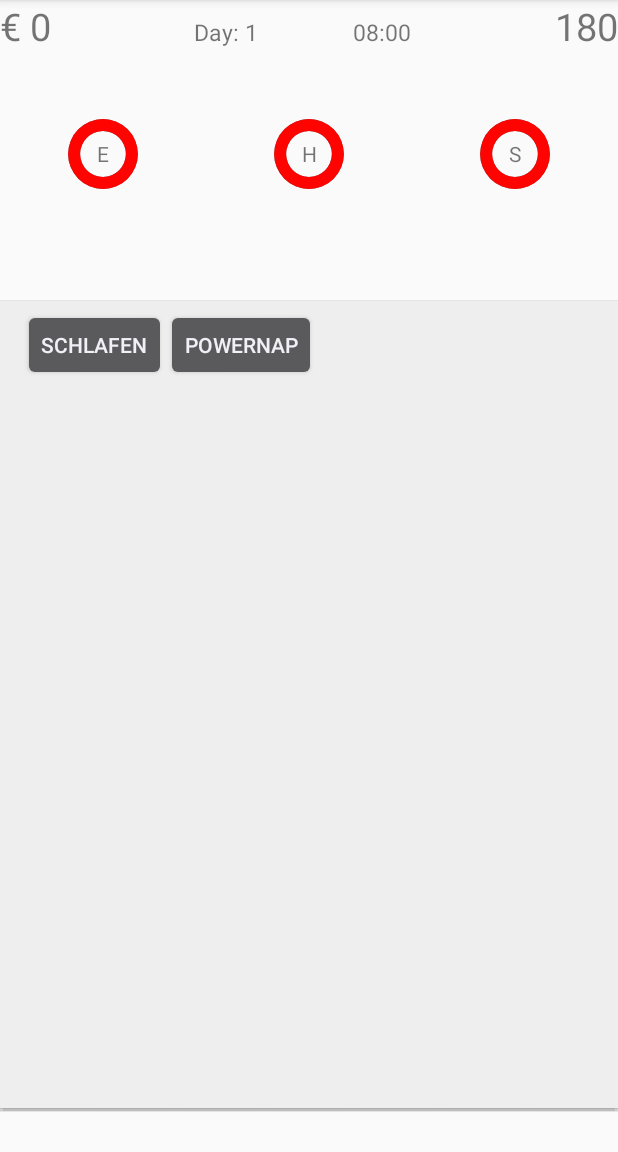
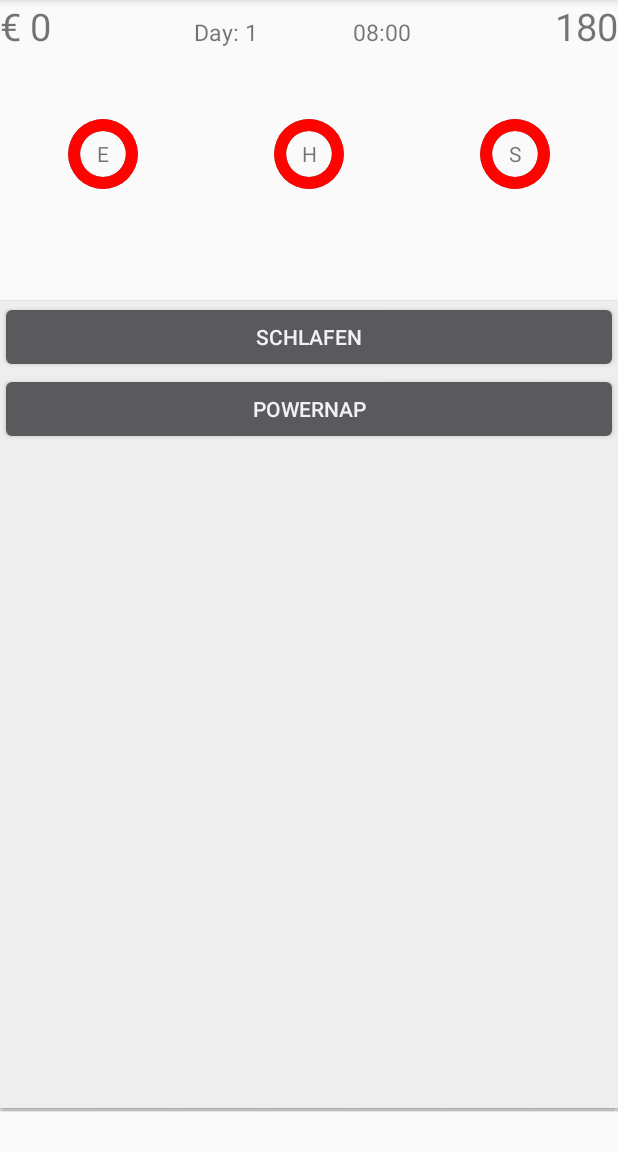
Before and after one commit to fkarne/student_simulator_2018, an Android app: the MainPageActivity screen opened directly, with no data from a screen before it, after a tap on an icon or button, on a phone screen of 412 x 824 dp, the part 84-1236 px from its top. Run offline under Robolectric (Android 15) with nearby library versions, the phone set to English and light mode, and no system bars.

Commit message:
[TB, CS] rearranged activity buttons

```diff
--- a/a_students_life/app/src/main/res/layout/popup_energy.xml
+++ b/a_students_life/app/src/main/res/layout/popup_energy.xml
@@ -10,35 +10,27 @@
     tools:context="at.tugraz.morning08.a_students_life.MainPageActivity">
 
     <!-- TODO: add static buttons -->
-    <GridLayout
-        android:id="@+id/gv_energy_01"
+    <LinearLayout
         android:layout_width="match_parent"
         android:layout_height="match_parent"
         android:layout_weight="4"
-        android:columnCount="4"
-        android:rowCount="2"
-        android:layout_marginLeft="10dp"
-        android:layout_marginRight="10dp"
-        android:padding="5dp">
-
+        android:orientation="vertical">
 
         <Button
             android:id="@+id/sleep_button"
-            android:layout_width="wrap_content"
+            android:layout_width="match_parent"
             android:layout_height="wrap_content"
-            android:text="Schlafen"
+            android:gravity="center"
             android:onClick="sleep_button_onClick"
-            android:gravity="center"/>
+            android:text="Schlafen" />
 
         <Button
             android:id="@+id/powernap_button"
-            android:layout_width="wrap_content"
+            android:layout_width="match_parent"
             android:layout_height="wrap_content"
-            android:text="Powernap"
+            android:gravity="center"
             android:onClick="nap_button_onClick"
-            android:gravity="center"/>
-
-
-    </GridLayout>
+            android:text="Powernap" />
+    </LinearLayout>
 
 </LinearLayout>
```
Also changed, not shown: a_students_life/app/src/main/res/layout/popup_hunger.xml (+12 -18 lines), a_students_life/app/src/main/res/layout/popup_money.xml (+6 -11 lines), a_students_life/app/src/main/res/layout/popup_social.xml (+12 -17 lines), a_students_life/app/src/main/res/layout/popup_stress.xml (+12 -17 lines), a_students_life/app/src/main/res/layout/popup_study.xml (+6 -11 lines).
